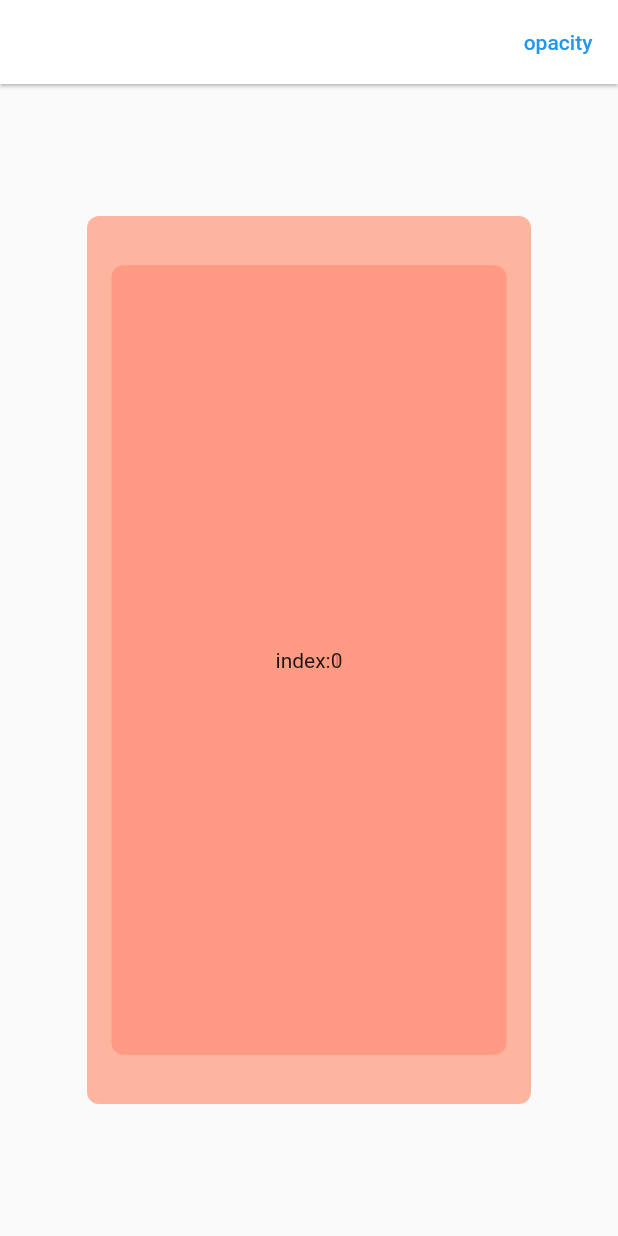
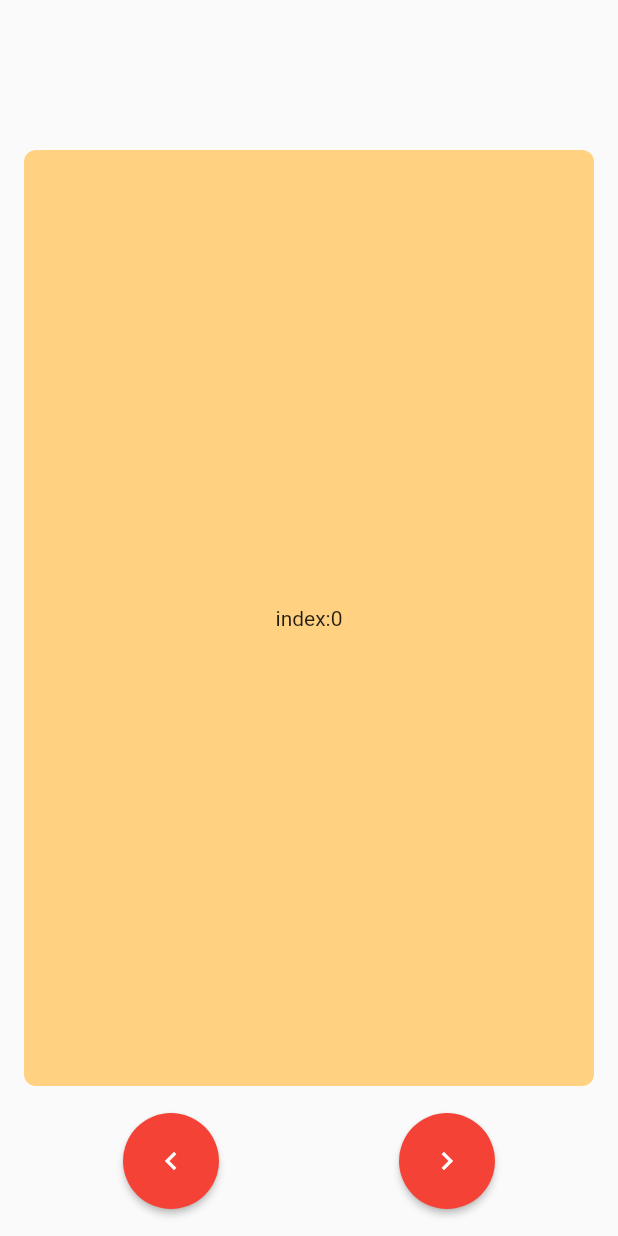
Before and after one commit to HeavenOSK/tinder_clone, a Flutter app: the screen it shows after launch, after a tap on "Navigate to HOME", on a phone screen of 412 x 824 dp. Run offline on Flutter 3.47's test engine with Material 2 defaults, Android fonts, the phone set to English and light mode, and no system bars; our stand-ins replace flutter_hooks, hooks_riverpod; missing offline and left inert: simple_logger.

Commit message:
add: SwipableStackController

```diff
--- a/lib/app.dart
+++ b/lib/app.dart
@@ -14,7 +14,7 @@ class App extends HookWidget {
     return MaterialApp(
       navigatorKey: navigatorKey,
       title: 'Flutter Demo',
-      theme: ThemeData(primarySwatch: Colors.blue),
+      theme: ThemeData(primarySwatch: Colors.red),
       localizationsDelegates: const [
         L10n.delegate,
         GlobalMaterialLocalizations.delegate,
--- a/lib/pages/home/home.dart
+++ b/lib/pages/home/home.dart
@@ -1,5 +1,6 @@
 import 'package:flutter/material.dart';
 import 'package:tinder_clone/pages/home/swipable_stack.dart';
+import 'package:tinder_clone/pages/home/swipable_stack_controller.dart';
 
 class Home extends StatefulWidget {
   const Home({Key key}) : super(key: key);
@@ -9,11 +10,19 @@ class Home extends StatefulWidget {
 }
 
 class _HomeState extends State<Home> {
-  bool _withOpacity = true;
+  final double _bottomAreaHeight = 100;
+  SwipableStackController _controller;
+
+  @override
+  void initState() {
+    super.initState();
+    _controller = SwipableStackController();
+  }
 
   @override
   Widget build(BuildContext context) {
     final _colors = const [
+      Color(0xffffd180),
       Color(0xffff9e80),
       Color(0xffff8a80),
       Color(0xffff80ab),
@@ -28,47 +37,26 @@ class _HomeState extends State<Home> {
       Color(0xffccff90),
       Color(0xffffff8d),
       Color(0xffffe57f),
-      Color(0xffffd180),
-    ].map((color) => color.withOpacity(_withOpacity ? 0.75 : 1)).toList();
+    ].map((color) => color.withOpacity(1)).toList();
     return Scaffold(
-      appBar: AppBar(
-        elevation: 1,
-        backgroundColor: Colors.white,
-        actions: [
-          Padding(
-            padding: const EdgeInsets.all(8),
-            child: TextButton(
-              onPressed: () {
-                setState(() {
-                  _withOpacity = !_withOpacity;
-                });
-              },
-              child: const Text('opacity'),
-            ),
-          )
-        ],
-      ),
-      body: Column(
+      body: SafeArea(
+        child: Stack(
           children: [
-          const SizedBox(
-            height: kToolbarHeight,
-          ),
-          Expanded(
-            child: SwipableStack(
+            SwipableStack(
+              controller: _controller,
               onSwipeCompleted: (index, direction) {
                 print('$index, $direction');
               },
-              onWillMoveNext: (index, direction) {
-                return direction != SwipeDirection.left || index % 3 != 0;
-              },
               builder: (_, index) {
-                return Center(
+                return Padding(
+                  padding: EdgeInsets.symmetric(
+                    vertical: _bottomAreaHeight,
+                  ),
+                  child: Center(
                     child: Padding(
                       padding: const EdgeInsets.symmetric(
-                      vertical: 32,
+                        horizontal: 16,
                       ),
-                    child: AspectRatio(
-                      aspectRatio: 1 / 2,
                       child: Container(
                         decoration: BoxDecoration(
                           color: _colors[index.abs() % _colors.length],
@@ -82,13 +70,56 @@ class _HomeState extends State<Home> {
                   ),
                 );
               },
-              itemCount: 7,
+            ),
+            Align(
+              alignment: Alignment.bottomCenter,
+              child: SizedBox(
+                height: _bottomAreaHeight,
+                child: Row(
+                  mainAxisAlignment: MainAxisAlignment.center,
+                  crossAxisAlignment: CrossAxisAlignment.center,
+                  children: [
+                    SizedBox(
+                      height: 64,
+                      width: 64,
+                      child: ElevatedButton(
+                        style: ButtonStyle(
+                          shape: MaterialStateProperty.resolveWith(
+                            (states) => RoundedRectangleBorder(
+                              borderRadius: BorderRadius.circular(100),
                             ),
                           ),
-          const SizedBox(
-            height: kToolbarHeight,
+                        ),
+                        onPressed: () {
+                          _controller.moveNext(SwipeDirection.left);
+                        },
+                        child: const Icon(Icons.navigate_before),
+                      ),
+                    ),
+                    const SizedBox(width: 120),
+                    SizedBox(
+                      height: 64,
+                      width: 64,
+                      child: ElevatedButton(
+                        style: ButtonStyle(
+                          shape: MaterialStateProperty.resolveWith(
+                            (states) => RoundedRectangleBorder(
+                              borderRadius: BorderRadius.circular(100),
+                            ),
+                          ),
+                        ),
+                        onPressed: () {
+                          _controller.moveNext(SwipeDirection.right);
+                        },
+                        child: const Icon(Icons.navigate_next),
+                      ),
                     ),
                   ],
+                ),
+              ),
+            ),
+          ],
+        ),
       ),
     );
   }
--- /dev/null
+++ b/lib/pages/home/swipable_stack_controller.dart
@@ -0,0 +1,12 @@
+import 'package:flutter/material.dart';
+import 'package:tinder_clone/pages/home/swipable_stack.dart';
+
+class SwipableStackController {
+  SwipableStackController();
+
+  final swipableStackStateKey = GlobalKey<SwipableStackState>();
+
+  void moveNext(SwipeDirection direction) {
+    swipableStackStateKey.currentState?.moveNext(direction);
+  }
+}
```
Also changed, not shown: lib/pages/home/swipable_stack.dart (+78 -36 lines). Lines whose indentation alone changed are shown as unchanged.
